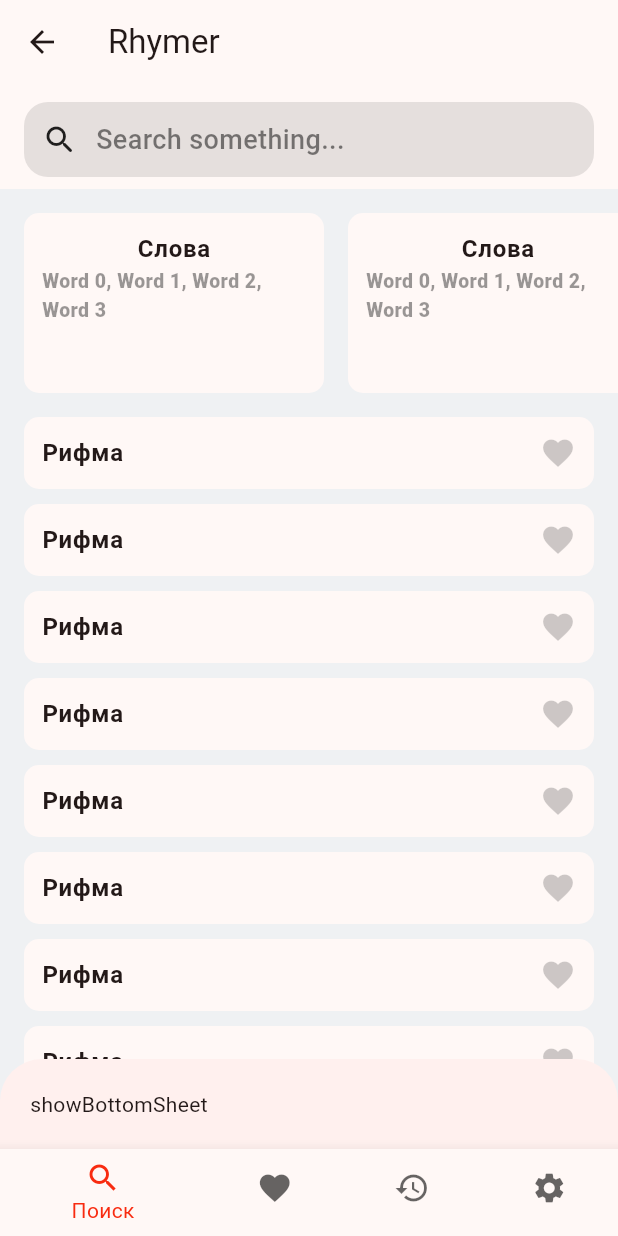
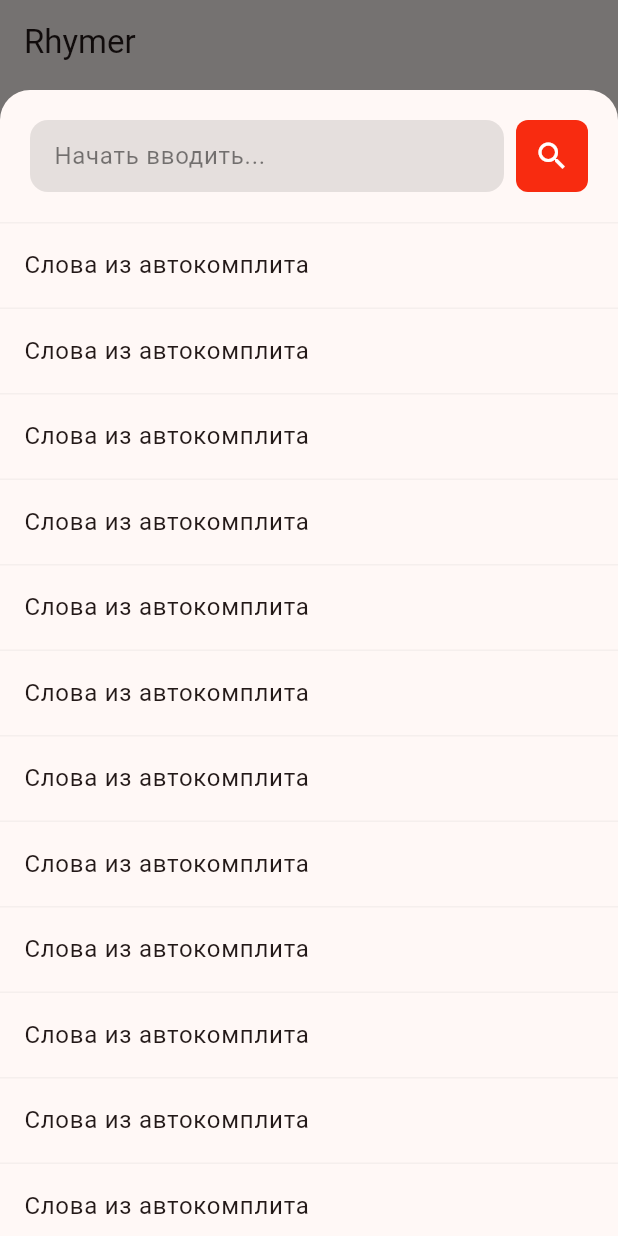
Before and after one commit to Tyukmaev5/first_application, a Flutter app: the screen it shows after launch, after a tap on "Search something...", on a phone screen of 412 x 824 dp. Run offline on Flutter 3.47's test engine with Material 3 defaults, Android fonts, the phone set to English and light mode, and no system bars; our stand-ins replace auto_route.

Commit message:
new changes 17.04.24

```diff
--- a/rhymer/lib/features/search/view/search_screen.dart
+++ b/rhymer/lib/features/search/view/search_screen.dart
@@ -23,24 +23,15 @@ class SearchScreen extends StatelessWidget {
           bottom: PreferredSize(
             preferredSize: const Size.fromHeight(70),
             child: SearchButton(
-                onTap: () {
-                  showBottomSheet(
-                    context: context,
-                    builder: (context) => const Padding(
-                      padding: EdgeInsets.all(20),
-                      child: SizedBox(
-                        width: double.infinity,
-                        child: Text('showBottomSheet'),
+              onTap: () => _showSearchBottomSheet(context),
             ),
           ),
-                  );
-                },
-              )),
         ),
         const SliverToBoxAdapter(
           child: SizedBox(
             height: 16,
-        )),
+          ),
+        ),
         SliverToBoxAdapter(
           child: SizedBox(
             height: 120,
@@ -60,16 +51,34 @@ class SearchScreen extends StatelessWidget {
                     'word4',
                   ],
                 );
-                    }))),
+              },
+            ),
+          ),
+        ),
         const SliverToBoxAdapter(
           child: SizedBox(
             height: 16,
-        )), // разделитель
+          ),
+        ), // разделитель
         SliverList.builder(
           itemBuilder: (context, index) => const RhymeListCard(
             rhyme: 'Рифма',
-                )),
+          ),
+        ),
       ],
     );
   }
+
+  void _showSearchBottomSheet(BuildContext context) {
+    showModalBottomSheet(
+      isScrollControlled: true,
+      backgroundColor: Colors.transparent,
+      elevation: 0,
+      context: context,
+      builder: (context) => const Padding(
+        padding: EdgeInsets.only(top: 60),
+        child: SearchRhymesBottomSheet(),
+      ),
+    );
   }
+}
--- /dev/null
+++ b/rhymer/lib/features/search/widgets/search_rhymes_bottom_sheet.dart
@@ -0,0 +1,77 @@
+import 'package:flutter/material.dart';
+import 'package:rhymer/ui/widgets/widgets.dart';
+
+class SearchRhymesBottomSheet extends StatelessWidget {
+  const SearchRhymesBottomSheet({
+    super.key,
+  });
+
+  @override
+  Widget build(BuildContext context) {
+    final theme = Theme.of(context);
+    return BaseBottomSheet(
+      child: Column(
+        children: [
+          Padding(
+            padding: const EdgeInsets.all(20),
+            child: Row(
+              children: [
+                Expanded(
+                  child: Container(
+                    decoration: BoxDecoration(
+                      color: theme.hintColor.withOpacity(0.1),
+                      borderRadius: BorderRadius.circular(12),
+                    ),
+                    child: TextField(
+                      decoration: InputDecoration(
+                        hintText: 'Начать вводить...',
+                        hintStyle:
+                            TextStyle(color: theme.hintColor.withOpacity(0.5)),
+                        contentPadding: const EdgeInsets.symmetric(
+                          horizontal: 12,
+                        ),
+                        enabledBorder: const OutlineInputBorder(
+                          borderSide: BorderSide.none,
+                        ),
+                        border: const OutlineInputBorder(
+                          borderSide: BorderSide.none,
+                        ),
+                      ),
+                    ),
+                  ),
+                ),
+                const SizedBox(
+                  width: 8,
+                ),
+                Container(
+                  height: 48,
+                  width: 48,
+                  decoration: BoxDecoration(
+                    color: theme.primaryColor,
+                    borderRadius: BorderRadius.circular(8),
+                  ),
+                  child: const Icon(
+                    Icons.search,
+                    color: Colors.white,
+                  ),
+                ),
+              ],
+            ),
+          ),
+          const Divider(height: 1),
+          Expanded(
+            child: ListView.separated(
+              itemBuilder: (context, index) => const ListTile(
+                title: Text(
+                  'Слова из автокомплита',
+                ),
+              ),
+              separatorBuilder: (context, _) => const Divider(height: 1),
+              itemCount: 15,
+            ),
+          ),
+        ],
+      ),
+    );
+  }
+}
--- a/rhymer/lib/features/search/widgets/widgets.dart
+++ b/rhymer/lib/features/search/widgets/widgets.dart
@@ -1 +1,2 @@
 export 'search_button.dart';
+export 'search_rhymes_bottom_sheet.dart';
--- a/rhymer/lib/ui/theme/theme.dart
+++ b/rhymer/lib/ui/theme/theme.dart
@@ -2,6 +2,7 @@ import 'package:flutter/material.dart';
 
 const primaryColor = Color(0xFFF82B10);
 final themeData = ThemeData(
+  dividerTheme: DividerThemeData(color: Colors.grey.withOpacity(0.1)),
   primaryColor: primaryColor,
   scaffoldBackgroundColor: const Color(0xFFEFF1F3),
   colorScheme: ColorScheme.fromSeed(seedColor: primaryColor),
--- /dev/null
+++ b/rhymer/lib/ui/widgets/base_bottom_sheet.dart
@@ -0,0 +1,26 @@
+import 'package:flutter/material.dart';
+
+class BaseBottomSheet extends StatelessWidget {
+  const BaseBottomSheet({
+    super.key,
+    required this.child,
+  });
+
+  final Widget child;
+
+  @override
+  Widget build(BuildContext context) {
+    return Container(
+      decoration: BoxDecoration(
+        color: Theme.of(context).canvasColor,
+        borderRadius: const BorderRadius.vertical(
+          top: Radius.circular(20),
+        ),
+      ),
+      child: SizedBox(
+        width: double.infinity,
+        child: child,
+      ),
+    );
+  }
+}
--- a/rhymer/lib/ui/widgets/widgets.dart
+++ b/rhymer/lib/ui/widgets/widgets.dart
@@ -1,3 +1,4 @@
+export 'base_bottom_sheet.dart';
 export 'base_container.dart';
+export 'rhyme_history_card.dart';
 export 'rhyme_list_card.dart';
-export 'rhyme_history_card.dart';
```
Lines whose indentation alone changed are shown as unchanged.
